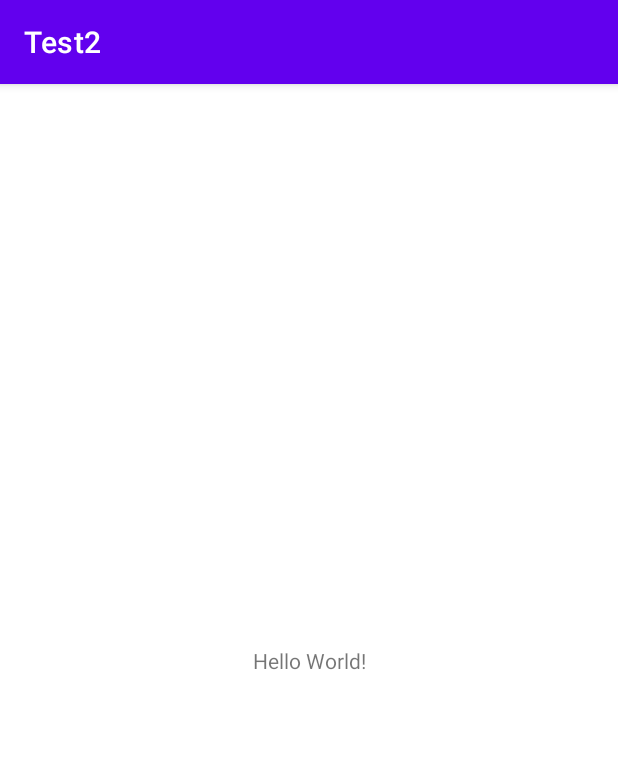
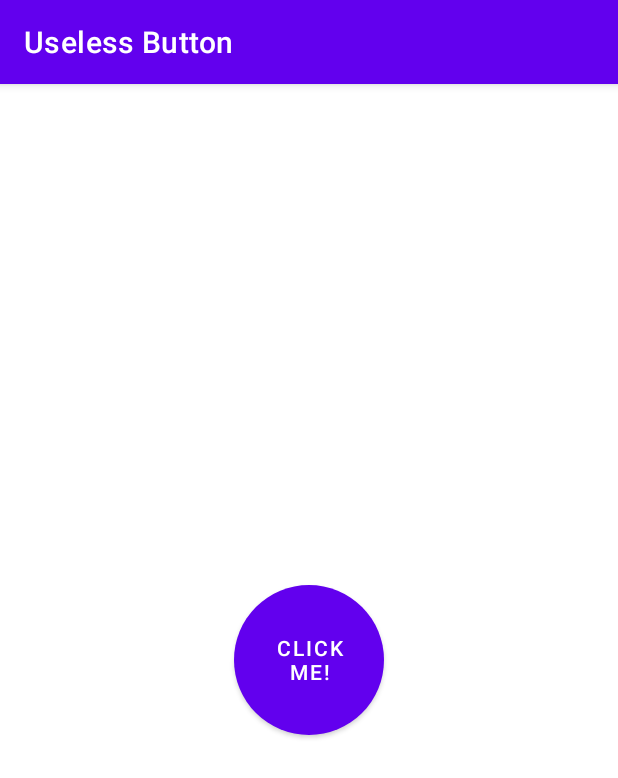
Before and after one commit to ajsingh1012/useless-button, an Android app: the screen it shows after launch (MainActivity), on a phone screen of 412 x 824 dp. Shown: the top 778 px of the screen. Run offline under Robolectric (Android 15) with nearby library versions, the phone set to English and light mode, and no system bars; our stand-ins replace AdMob.

```diff
--- a/app/src/main/java/com/example/test2/MainActivity.java
+++ b/app/src/main/java/com/example/test2/MainActivity.java
@@ -1,14 +1,75 @@
 package com.example.test2;
 
 import androidx.appcompat.app.AppCompatActivity;
+import android.app.NotificationChannel;
+import android.app.NotificationManager;
+import android.os.Build;
+import android.os.Bundle;
+import android.util.Log;
+import android.view.View;
+import android.widget.Toast;
+import android.widget.Button;
+
+import androidx.annotation.NonNull;
+import androidx.appcompat.app.AppCompatActivity;
+
+import com.google.android.gms.tasks.OnCompleteListener;
+import com.google.android.gms.tasks.Task;
+import com.google.firebase.messaging.FirebaseMessaging;
+import com.example.test2.R;
+import com.google.android.gms.ads.MobileAds;
+import com.google.android.gms.ads.initialization.InitializationStatus;
+import com.google.android.gms.ads.initialization.OnInitializationCompleteListener;
+import com.google.android.gms.ads.AdRequest;
+import com.google.android.gms.ads.AdView;
 
 import android.os.Bundle;
 
 public class MainActivity extends AppCompatActivity {
 
+    private static final String TAG = "MainActivity";
+    private AdView mAdView;
+
+
     @Override
     protected void onCreate(Bundle savedInstanceState) {
         super.onCreate(savedInstanceState);
         setContentView(R.layout.activity_main);
+        Button btn = (Button) findViewById(R.id.button2);
+
+        btn.setOnClickListener(new View.OnClickListener() {
+            @Override
+            public void onClick(View v) {
+                // Get token
+                // [START log_reg_token]
+                FirebaseMessaging.getInstance().getToken()
+                    .addOnCompleteListener(task -> {
+                        // Get new FCM registration token
+                        String token = task.getResult();
+                        // Log and toast
+                        String msg = "You Pressed The Button!";
+                        Toast.makeText(MainActivity.this, msg, Toast.LENGTH_SHORT).show();
+                    });
+                // [END log_reg_token]
+            }
+        });
+
+        MobileAds.initialize(this, new OnInitializationCompleteListener() {
+            @Override
+            public void onInitializationComplete(InitializationStatus initializationStatus) {
+            }
+        });
+
+        mAdView = findViewById(R.id.adView);
+        AdRequest adRequest = new AdRequest.Builder().build();
+        mAdView.loadAd(adRequest);
+
+
+    }
+
+    public void runtimeEnableAutoInit() {
+        // [START fcm_runtime_enable_auto_init]
+        FirebaseMessaging.getInstance().setAutoInitEnabled(true);
+        // [END fcm_runtime_enable_auto_init]
     }
 }
--- a/app/src/main/res/layout/activity_main.xml
+++ b/app/src/main/res/layout/activity_main.xml
@@ -6,14 +6,32 @@
     android:layout_height="match_parent"
     tools:context=".MainActivity">
 
-    <TextView
-        android:id="@+id/textView"
+    <com.google.android.material.button.MaterialButton
+        android:id="@+id/button2"
+        android:layout_width="100dp"
+        android:layout_height="100dp"
+        android:insetTop="0dp"
+        android:insetBottom="0dp"
+        android:text="@string/click_me"
+
+        app:cornerRadius="50dp"
+        app:layout_constraintBottom_toBottomOf="parent"
+        app:layout_constraintEnd_toEndOf="parent"
+        app:layout_constraintHorizontal_bias="0.5"
+        app:layout_constraintStart_toStartOf="parent"
+        app:layout_constraintTop_toTopOf="parent"
+        app:layout_constraintVertical_bias="0.5" />
+
+    <com.google.android.gms.ads.AdView
+        android:id="@+id/adView"
         android:layout_width="wrap_content"
-        android:layout_height="wrap_content"
-        android:text="Hello World!"
+        android:layout_height="50dp"
+        android:layout_alignParentBottom="true"
+        android:layout_centerHorizontal="true"
+        app:adSize="BANNER"
+        app:adUnitId="ca-app-pub-4618622868695141/1454504472"
         app:layout_constraintBottom_toBottomOf="parent"
-        app:layout_constraintLeft_toLeftOf="parent"
-        app:layout_constraintRight_toRightOf="parent"
-        app:layout_constraintTop_toTopOf="parent" />
+        app:layout_constraintEnd_toEndOf="parent"
+        app:layout_constraintStart_toStartOf="parent" />
 
 </androidx.constraintlayout.widget.ConstraintLayout>
--- a/app/src/main/res/mipmap-anydpi-v26/ic_launcher.xml
+++ b/app/src/main/res/mipmap-anydpi-v26/ic_launcher.xml
@@ -1,5 +1,5 @@
 <?xml version="1.0" encoding="utf-8"?>
 <adaptive-icon xmlns:android="http://schemas.android.com/apk/res/android">
-    <background android:drawable="@drawable/ic_launcher_background" />
+    <background android:drawable="@drawable/ic_stat_ic_notification" />
     <foreground android:drawable="@drawable/ic_launcher_foreground" />
 </adaptive-icon>
--- a/app/src/main/res/mipmap-anydpi-v26/ic_launcher_round.xml
+++ b/app/src/main/res/mipmap-anydpi-v26/ic_launcher_round.xml
@@ -1,5 +1,5 @@
 <?xml version="1.0" encoding="utf-8"?>
 <adaptive-icon xmlns:android="http://schemas.android.com/apk/res/android">
-    <background android:drawable="@drawable/ic_launcher_background" />
+    <background android:drawable="@drawable/ic_stat_ic_notification" />
     <foreground android:drawable="@drawable/ic_launcher_foreground" />
 </adaptive-icon>
--- a/app/src/main/res/values/colors.xml
+++ b/app/src/main/res/values/colors.xml
@@ -1,5 +1,7 @@
 <?xml version="1.0" encoding="utf-8"?>
 <resources>
+    <color name="colorAccent">#FFA000</color>
+
     <color name="purple_200">#FFBB86FC</color>
     <color name="purple_500">#FF6200EE</color>
     <color name="purple_700">#FF3700B3</color>
--- a/app/src/main/res/values/strings.xml
+++ b/app/src/main/res/values/strings.xml
@@ -1,3 +1,4 @@
 <resources>
-    <string name="app_name">Test2</string>
+    <string name="app_name">Useless Button</string>
+    <string name="click_me">Click Me!</string>
 </resources>
```
Also changed, not shown: app/build.gradle (+9 -2 lines), app/src/main/AndroidManifest.xml (+25 -1 lines), app/src/main/java/com/example/test2/MyFirebaseMessagingService.java (added, +175 -0 lines), app/src/main/java/com/example/test2/MyWorker.java (added, +25 -0 lines), app/src/main/res/drawable/ic_stat_ic_notification.xml (renamed from app/src/main/res/drawable/ic_launcher_background.xml), 1 other file.
